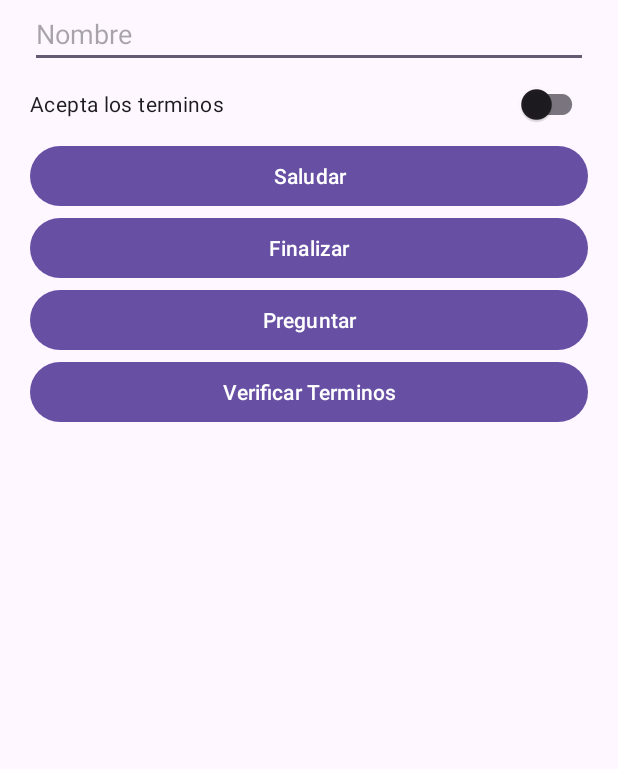
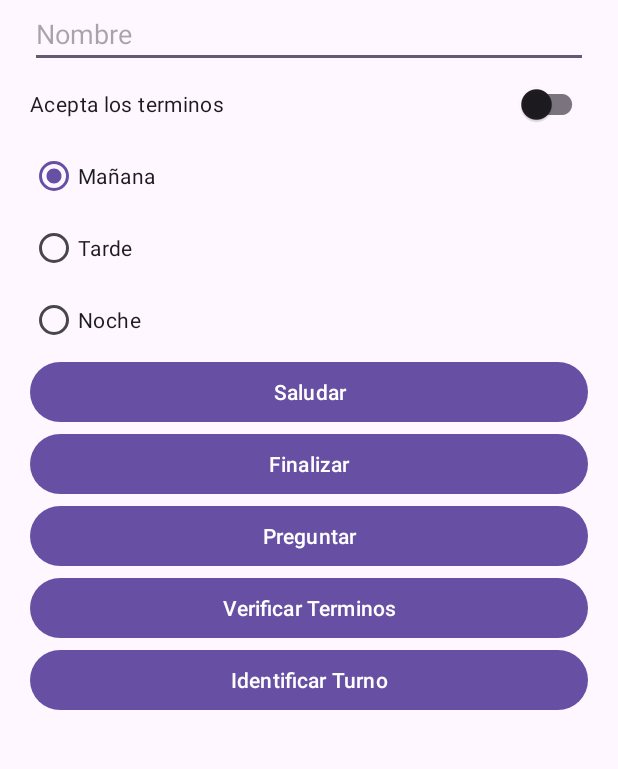
Before and after one commit to CarlosDavid-AM/Senati, an Android app: the screen it shows after launch (MainActivity), on a phone screen of 412 x 824 dp, the part 124-893 px from its top. Run offline under Robolectric (Android 15) with nearby library versions, the phone set to English and light mode, and no system bars.

Commit message:
Se crea un activity y se practica los buttonGroups

```diff
--- a/app/src/main/AndroidManifest.xml
+++ b/app/src/main/AndroidManifest.xml
@@ -13,6 +13,9 @@
         android:theme="@style/Theme.AppDemo"
         tools:targetApi="31">
         <activity
+            android:name=".WidgetAdicionales"
+            android:exported="false" />
+        <activity
             android:name=".MainActivity"
             android:exported="true">
             <intent-filter>
--- a/app/src/main/java/com/example/appdemo/MainActivity.java
+++ b/app/src/main/java/com/example/appdemo/MainActivity.java
@@ -5,6 +5,7 @@ import android.os.Bundle;
 import android.view.View;
 import android.widget.Button;
 import android.widget.EditText;
+import android.widget.RadioButton;
 import android.widget.Toast;
 
 import androidx.activity.EdgeToEdge;
@@ -17,10 +18,12 @@ import androidx.core.view.WindowInsetsCompat;
 
 public class MainActivity extends AppCompatActivity {
 
-    Button btnSaludar, btnFinalizar, btnPreguntar, btnVerificar;
+    Button btnSaludar, btnFinalizar, btnPreguntar, btnVerificar, btnTurno;
     EditText EdtNombres;
 
     SwitchCompat switchTerminos;
+
+    RadioButton optMa, optTa, optNo;
 
     private void loadUI() {
         btnSaludar = findViewById(R.id.btnSaludar);
@@ -30,6 +33,12 @@ public class MainActivity extends AppCompatActivity {
 
         btnVerificar = findViewById(R.id.btnVerificar);
         switchTerminos = findViewById(R.id.swtTerminos);
+
+        btnTurno = findViewById(R.id.Turno);
+
+        optMa = findViewById(R.id.optMa);
+        optTa = findViewById(R.id.optTa);
+        optNo = findViewById(R.id.optNo);
     }
 
     private void Saludar() {
@@ -58,6 +67,24 @@ public class MainActivity extends AppCompatActivity {
 
         dialogo.show();
 
+    }
+
+    public void turnoIdentificado() {
+        boolean aceptadoMa = optMa.isChecked();
+        boolean aceptadoTa = optTa.isChecked();
+        boolean aceptadoNo = optNo.isChecked();
+
+        if (aceptadoMa) {
+            Toast.makeText(getApplicationContext(), "Su turno es de mañana", Toast.LENGTH_LONG).show();
+        }
+
+        if (aceptadoTa) {
+            Toast.makeText(getApplicationContext(), "Su turno es de la tarde", Toast.LENGTH_LONG).show();
+        }
+
+        if (aceptadoNo) {
+            Toast.makeText(getApplicationContext(), "Su turno es de noche", Toast.LENGTH_LONG).show();
+        }
     }
 
     private void validarTerminos() {
@@ -109,5 +136,12 @@ public class MainActivity extends AppCompatActivity {
                 validarTerminos();
             }
         });
+
+        btnTurno.setOnClickListener(new View.OnClickListener() {
+            @Override
+            public void onClick(View v) {
+                turnoIdentificado();
+            }
+        });
     }
 }
--- a/app/src/main/res/layout/activity_main.xml
+++ b/app/src/main/res/layout/activity_main.xml
@@ -41,7 +41,26 @@
       android:layout_width="match_parent"
       android:layout_height="wrap_content" />
 
-
+<RadioGroup
+    android:layout_width="match_parent"
+    android:layout_height="wrap_content">
+  <RadioButton
+      android:id="@+id/optMa"
+      android:text="Mañana"
+      android:checked="true"
+      android:layout_width="wrap_content"
+      android:layout_height="wrap_content" />
+  <RadioButton
+    android:id="@+id/optTa"
+    android:text="Tarde"
+      android:layout_width="wrap_content"
+      android:layout_height="wrap_content" />
+  <RadioButton
+      android:id="@+id/optNo"
+      android:text="Noche"
+      android:layout_width="wrap_content"
+      android:layout_height="wrap_content" />
+</RadioGroup>
 
   <Button
       android:id="@+id/btnSaludar"
@@ -67,5 +86,11 @@
       android:layout_width="match_parent"
       android:layout_height="wrap_content" />
 
+   <Button
+       android:id="@+id/Turno"
+       android:text="Identificar Turno"
+       android:layout_width="match_parent"
+       android:layout_height="wrap_content" />
+
 
 </LinearLayout>
```
Also changed, not shown: app/src/main/java/com/example/appdemo/WidgetAdicionales.java (added, +24 -0 lines), app/src/main/res/layout/activity_widget_adicionales.xml (added, +10 -0 lines).
